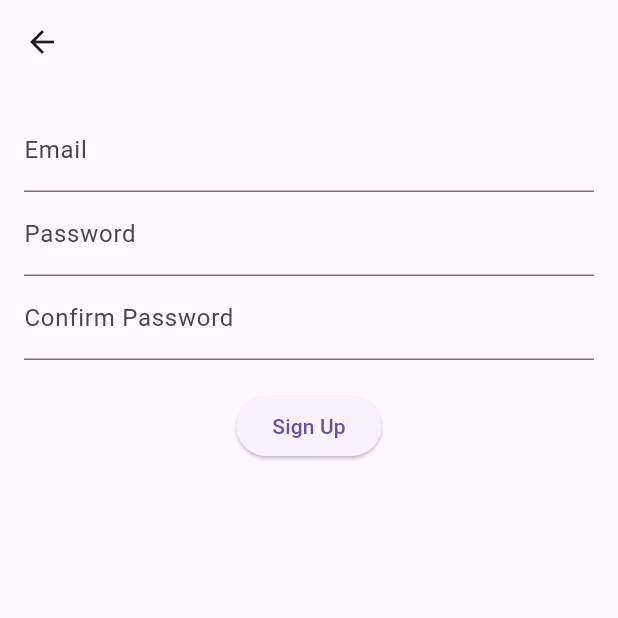
After one commit to AugustoIseppe/flutter-querido-diario, a Flutter app: the screen it shows after launch, after a tap on "Não tem uma conta? Cadastre-se aqui.", on a phone screen of 412 x 824 dp, the top half of it. The commit adds this screen. Run offline on Flutter 3.47's test engine with Material 3 defaults, Android fonts, the phone set to English and light mode, and no system bars; drawn by our look-alikes of toastification; our stand-ins replace animated_bottom_navigation_bar, bloc, flutter_bloc, font_awesome_flutter, go_router, supabase_flutter; accounts and stored records are empty; network calls fail.

Commit message:
feat: add user authentication

```diff
--- /dev/null
+++ b/lib/app/auth/auth_gate.dart
@@ -0,0 +1,33 @@
+import 'package:flutter/material.dart';
+import 'package:querido_diario/app/ui/pages/home_page.dart';
+import 'package:querido_diario/app/ui/pages/login_page.dart';
+import 'package:supabase_flutter/supabase_flutter.dart';
+
+class AuthGate extends StatelessWidget {
+  const AuthGate({super.key});
+
+  @override
+  Widget build(BuildContext context) {
+    return StreamBuilder(
+      stream: Supabase.instance.client.auth.onAuthStateChange,
+      builder: (context, snapshot) {
+        if(snapshot.connectionState == ConnectionState.waiting) {
+          return const Scaffold(
+            body: Center(
+              child: CircularProgressIndicator(),
+            ),
+          );
+        }
+
+        final session = snapshot.hasData ? snapshot.data!.session : null;
+
+        if (session == null) {
+          return LoginPage();
+        } else {
+          return HomePage();
+        }
+
+      },
+    );
+  }
+}
--- /dev/null
+++ b/lib/app/auth/auth_service.dart
@@ -0,0 +1,30 @@
+
+import 'package:supabase_flutter/supabase_flutter.dart';
+
+class AuthService {
+  final SupabaseClient _supabase = Supabase.instance.client;
+
+  Future<AuthResponse> signInWithEmailAndPassword(String email, String password) async {
+    return await _supabase.auth.signInWithPassword(email: email, password: password);
+  }
+
+  Future<AuthResponse> signUpWithEmailAndPassword(String email, String password) async {
+    try {
+      return await _supabase.auth.signUp(email: email, password: password);
+    } catch (e) {
+      print('Error signing up: $e');
+      rethrow;
+    }
+
+  }
+
+  Future<void> signOut() async {
+    await _supabase.auth.signOut();
+  }
+
+  String? getCurrentUser() {
+    final session = _supabase.auth.currentSession;
+    final user = session?.user;
+    return user?.email;
+  }
+}
--- /dev/null
+++ b/lib/app/ui/pages/login_page.dart
@@ -0,0 +1,81 @@
+import 'package:flutter/material.dart';
+import 'package:querido_diario/app/auth/auth_service.dart';
+import 'package:querido_diario/app/ui/pages/signup_page.dart';
+
+class LoginPage extends StatefulWidget {
+
+  const LoginPage({ super.key });
+
+  @override
+  State<LoginPage> createState() => _LoginPageState();
+}
+
+class _LoginPageState extends State<LoginPage> {
+
+  final authService = AuthService();
+
+  final emailController = TextEditingController();
+  final passwordController = TextEditingController();
+
+  void login() {
+    final email = emailController.text;
+    final password = passwordController.text;
+
+    try {
+      authService.signInWithEmailAndPassword(email, password);
+    } catch (e) {
+      if(mounted) {
+        ScaffoldMessenger.of(context).showSnackBar(
+          SnackBar(content: Text('Login failed: $e')),
+        );
+      }
+    }
+  }
+
+   @override
+   Widget build(BuildContext context) {
+       return Scaffold(
+           appBar: AppBar(title: const Text('Login'),),
+           body: Container(
+               padding: const EdgeInsets.all(16),
+               child: Column(
+                   children: [
+                       TextField(
+                           controller: emailController,
+                           decoration: const InputDecoration(labelText: 'Email'),
+                       ),
+                       TextField(
+                           controller: passwordController,
+                           decoration: const InputDecoration(labelText: 'Password'),
+                           obscureText: true,
+                       ),
+                       const SizedBox(height: 20),
+                       ElevatedButton(
+                           onPressed: () async {
+                               final email = emailController.text;
+                               final password = passwordController.text;
+                               await authService.signInWithEmailAndPassword(email, password);
+                           },
+                           child: const Text('Login'),
+                       ),
+
+                       const SizedBox(height: 20),
+
+                       InkWell(
+                           onTap: () {
+                               Navigator.push(
+                                   context,
+                                   MaterialPageRoute(builder: (context) => const SignupPage()),
+                               );
+                           },
+                           child: const Text(
+                               'Não tem uma conta? Cadastre-se aqui.',
+                               style: TextStyle(color: Colors.blue),
+                           ),
+                       ),
+                   ],
+               ),
+           ),
+       );
+  }
+}
--- /dev/null
+++ b/lib/app/ui/pages/signup_page.dart
@@ -0,0 +1,100 @@
+import 'package:flutter/material.dart';
+import 'package:querido_diario/app/auth/auth_service.dart';
+
+class SignupPage extends StatefulWidget {
+
+  const SignupPage({ super.key });
+
+  @override
+  State<SignupPage> createState() => _SignupPageState();
+}
+
+class _SignupPageState extends State<SignupPage> {
+    final authService = AuthService();
+
+  final emailController = TextEditingController();
+  final passwordController = TextEditingController();
+  final confirmPasswordController = TextEditingController();
+
+  void signUp() {
+    final email = emailController.text;
+    final password = passwordController.text;
+    final confirmPassword = confirmPasswordController.text;
+    if (password != confirmPassword) {
+      if (mounted) {
+        ScaffoldMessenger.of(context).showSnackBar(
+          const SnackBar(content: Text('Passwords do not match')),
+        );
+      }
+      return;
+    }
+    try {
+      authService.signUpWithEmailAndPassword(email, password);
+    } catch (e) {
+      if (mounted) {
+        ScaffoldMessenger.of(context).showSnackBar(
+          SnackBar(content: Text('Signup failed: $e')),
+        );
+      }
+    }
+  }
+
+  @override
+   Widget build(BuildContext context) {
+       return Scaffold(
+           appBar: AppBar(title: const Text(''),),
+           body:Container(
+               padding: const EdgeInsets.all(16),
+               child: Column(
+                   children: [
+                       TextField(
+                           controller: emailController,
+                           decoration: const InputDecoration(labelText: 'Email'),
+                       ),
+                       TextField(
+                           controller: passwordController,
+                           decoration: const InputDecoration(labelText: 'Password'),
+                           obscureText: true,
+                       ),
+                        TextField(
+                            controller: confirmPasswordController,
+                            decoration: const InputDecoration(labelText: 'Confirm Password'),
+                            obscureText: true,
+                        ),
+                       const SizedBox(height: 20),
+                       ElevatedButton(
+                           onPressed: () async {
+                               final email = emailController.text;
+                               final password = passwordController.text;
+                               final confirmPassword = confirmPasswordController.text;
+                               if (password != confirmPassword) {
+                                   if (mounted) {
+                                       ScaffoldMessenger.of(context).showSnackBar(
+                                           const SnackBar(content: Text('Passwords do not match')),
+                                       );
+                                   }
+                                   return;
+                               }
+                               try {
+
+                               await authService.signUpWithEmailAndPassword(email, password);
+                               } catch (e) {
+                                   if (mounted) {
+                                    print(e);
+                                       ScaffoldMessenger.of(context).showSnackBar(
+                                           SnackBar(content: Text('Signup failed: $e')),
+                                       );
+                                   }
+                               }
+                           },
+                           child: const Text('Sign Up'),
+                       ),
+
+                       const SizedBox(height: 20),
+
+                   ],
+               ),
+           ),
+       );
+  }
+}
--- a/lib/app/utils/routes.dart
+++ b/lib/app/utils/routes.dart
@@ -1,10 +1,12 @@
 import 'package:go_router/go_router.dart';
+import 'package:querido_diario/app/auth/auth_gate.dart';
 import 'package:querido_diario/app/ui/components/home_dashboard.dart';
 import 'package:querido_diario/app/ui/pages/home_page.dart';
 
 final routes = GoRouter(
-  initialLocation: '/home-dashboard',
+  initialLocation: '/auth-gate',
   routes: [
+    GoRoute(path: '/auth-gate', builder: (context, state) => const AuthGate()),
     GoRoute(path: '/home-dashboard', builder: (context, state) => const HomeDashboard()),
     GoRoute(path: '/home-page', builder: (context, state) => const HomePage()),
   ],
--- a/lib/main.dart
+++ b/lib/main.dart
@@ -1,6 +1,11 @@
 import 'package:flutter/material.dart';
 import 'package:querido_diario/app/app_widget.dart';
+import 'package:supabase_flutter/supabase_flutter.dart';
 
-void main() {
+void main() async {
+  await Supabase.initialize(
+    url: 'https://hqqnjztffebcbigvexbs.supabase.co',  // Removido o "db."
+    anonKey: 'eyJhbGciOiJIUzI1NiIsInR5cCI6IkpXVCJ9.eyJpc3MiOiJzdXBhYmFzZSIsInJlZiI6ImhxcW5qenRmZmViY2JpZ3ZleGJzIiwicm9sZSI6ImFub24iLCJpYXQiOjE3NjEyMTg2NzMsImV4cCI6MjA3Njc5NDY3M30.MDKlYOb5wU7GzjwGSMHZ2W5eU7QADVA_ZsDJnUVQjSs',
+  );
   runApp(const AppWidget());
 }
--- a/pubspec.yaml
+++ b/pubspec.yaml
@@ -20,6 +20,7 @@ dependencies:
   toastification: ^3.0.3
   font_awesome_flutter: ^10.9.1
   animated_bottom_navigation_bar: ^1.4.0
+  supabase_flutter: ^2.10.3
 
 dev_dependencies:
   flutter_test:
```
Also changed, not shown: lib/app/ui/pages/home_page.dart (+12 -1 lines), pubspec.lock, 1 other file.
